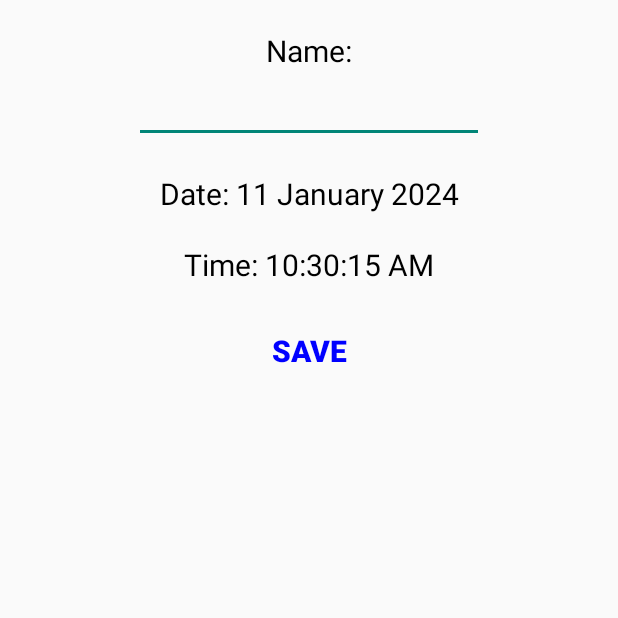
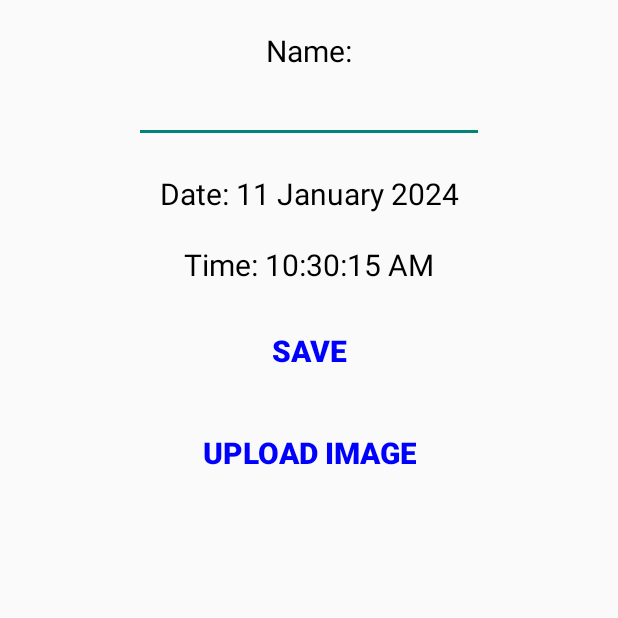
Before and after one commit to erson53/Diary2, an Android app: the EventEditActivity screen opened directly, with no data from a screen before it, on a phone screen of 412 x 824 dp, the top half of it. Run offline under Robolectric (Android 15) with nearby library versions, the light colour scheme and no system bars.

Commit message:
show event

```diff
--- a/app/src/main/AndroidManifest.xml
+++ b/app/src/main/AndroidManifest.xml
@@ -1,7 +1,7 @@
 <?xml version="1.0" encoding="utf-8"?>
 <manifest xmlns:android="http://schemas.android.com/apk/res/android"
     xmlns:tools="http://schemas.android.com/tools">
-
+    <uses-permission android:name="android.permission.READ_EXTERNAL_STORAGE" />
     <application
         android:allowBackup="true"
         android:dataExtractionRules="@xml/data_extraction_rules"
@@ -13,10 +13,10 @@
         android:theme="@style/Theme.Diary"
         tools:targetApi="31">
         <activity
-            android:name=".WeekViewActivity"
+            android:name=".EventViewActivity"
             android:exported="false" />
         <activity
-            android:name=".WeeViewActivity"
+            android:name=".WeekViewActivity"
             android:exported="false" />
         <activity
             android:name=".EventEditActivity"
--- a/app/src/main/res/layout/activity_event_edit.xml
+++ b/app/src/main/res/layout/activity_event_edit.xml
@@ -60,4 +60,24 @@
         android:layout_gravity="center"
         android:textSize="20sp"/>
 
+    <Button
+        android:id="@+id/uploadImageButton"
+        android:layout_marginTop="20dp"
+        android:layout_width="wrap_content"
+        android:layout_height="wrap_content"
+        android:text="Upload Image"
+        android:textColor="@color/blue"
+        android:background="@null"
+        android:textStyle="bold"
+        android:onClick="uploadImageAction"
+        android:layout_gravity="center"
+        android:textSize="20sp"/>
+    <ImageView
+        android:id="@+id/uploadedImageView"
+        android:layout_width="match_parent"
+        android:layout_height="wrap_content"
+        android:layout_marginTop="20dp"
+        android:visibility="gone"
+    android:layout_gravity="center"/>
+
 </LinearLayout>
```
Also changed, not shown: app/src/main/java/com/example/diary/EventAdapter.java (+20 -0 lines), app/src/main/java/com/example/diary/EventEditActivity.java (+38 -1 lines), app/src/main/java/com/example/diary/EventViewActivity.java (added, +37 -0 lines), app/src/main/res/layout/activity_event_view.xml (added, +23 -0 lines), app/src/main/res/layout/event_cell.xml (+11 -1 lines).
